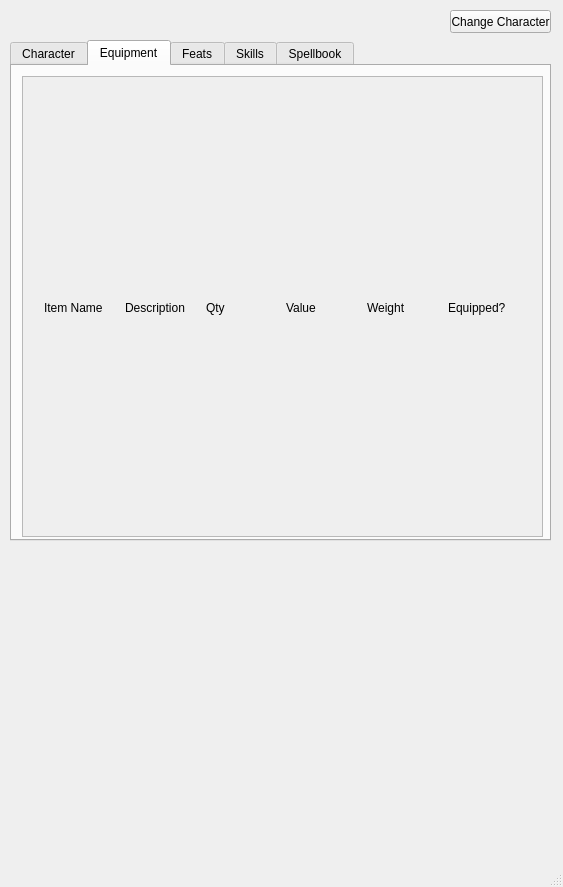
Qt form CharSheets/charwindow.ui (taoyiliang/CharSheetApp) before a commit.
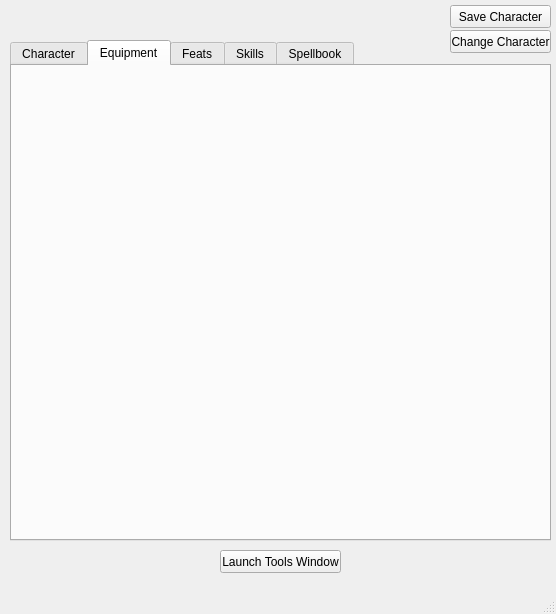
The same form after that commit. The open tabs and pages were chosen to show the change.

Commit message: restoring UI files from reset

The edit to the form file:
```diff
--- a/CharSheets/charwindow.ui
+++ b/CharSheets/charwindow.ui
@@ -6,8 +6,8 @@
    <rect>
     <x>0</x>
     <y>0</y>
-    <width>563</width>
-    <height>887</height>
+    <width>556</width>
+    <height>614</height>
    </rect>
   </property>
   <property name="windowTitle">
@@ -853,83 +853,6 @@
      <attribute name="title">
       <string>Equipment</string>
      </attribute>
-     <widget class="QScrollArea" name="scrollArea">
-      <property name="geometry">
-       <rect>
-        <x>10</x>
-        <y>10</y>
-        <width>521</width>
-        <height>461</height>
-       </rect>
-      </property>
-      <property name="widgetResizable">
-       <bool>true</bool>
-      </property>
-      <widget class="QWidget" name="scrollAreaWidgetContents">
-       <property name="geometry">
-        <rect>
-         <x>0</x>
-         <y>0</y>
-         <width>519</width>
-         <height>459</height>
-        </rect>
-       </property>
-       <widget class="QWidget" name="gridLayoutWidget">
-        <property name="geometry">
-         <rect>
-          <x>10</x>
-          <y>10</y>
-          <width>501</width>
-          <height>441</height>
-         </rect>
-        </property>
-        <layout class="QGridLayout" name="gridLayout_8">
-         <item row="0" column="0">
-          <widget class="QLabel" name="lblItemName">
-           <property name="text">
-            <string>Item Name</string>
-           </property>
-          </widget>
-         </item>
-         <item row="0" column="3">
-          <widget class="QLabel" name="lblValue">
-           <property name="text">
-            <string>Value</string>
-           </property>
-          </widget>
-         </item>
-         <item row="0" column="1">
-          <widget class="QLabel" name="lblItemDescription">
-           <property name="text">
-            <string>Description</string>
-           </property>
-          </widget>
-         </item>
-         <item row="0" column="2">
-          <widget class="QLabel" name="lblqty">
-           <property name="text">
-            <string>Qty</string>
-           </property>
-          </widget>
-         </item>
-         <item row="0" column="4">
-          <widget class="QLabel" name="lblWeight_2">
-           <property name="text">
-            <string>Weight</string>
-           </property>
-          </widget>
-         </item>
-         <item row="0" column="5">
-          <widget class="QLabel" name="lblEquipped">
-           <property name="text">
-            <string>Equipped?</string>
-           </property>
-          </widget>
-         </item>
-        </layout>
-       </widget>
-      </widget>
-     </widget>
     </widget>
     <widget class="QWidget" name="tbFeats">
      <attribute name="title">
@@ -990,7 +913,7 @@
     <property name="geometry">
      <rect>
       <x>450</x>
-      <y>10</y>
+      <y>30</y>
       <width>101</width>
       <height>23</height>
      </rect>
@@ -999,6 +922,32 @@
      <string>Change Character</string>
     </property>
    </widget>
+   <widget class="QPushButton" name="btnSaveCharacter">
+    <property name="geometry">
+     <rect>
+      <x>450</x>
+      <y>5</y>
+      <width>101</width>
+      <height>23</height>
+     </rect>
+    </property>
+    <property name="text">
+     <string>Save Character</string>
+    </property>
+   </widget>
+   <widget class="QPushButton" name="btnLaunchTools">
+    <property name="geometry">
+     <rect>
+      <x>220</x>
+      <y>550</y>
+      <width>121</width>
+      <height>23</height>
+     </rect>
+    </property>
+    <property name="text">
+     <string>Launch Tools Window</string>
+    </property>
+   </widget>
    <widget class="QWidget" name="">
     <property name="geometry">
      <rect>
```
Left out of the diff: 56 changed lines with no effect on the pictures.
